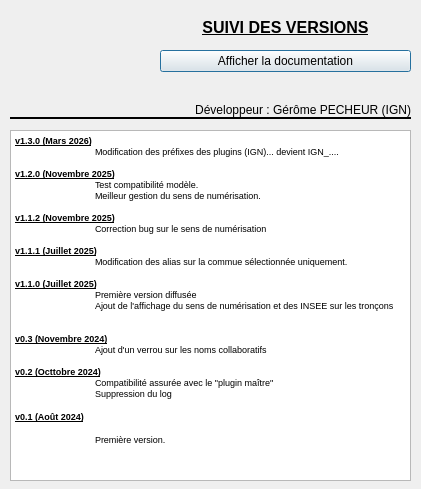
The window that aproposde.ui (IGNF/assistant-odonyme-qgis-plugin) describes before a commit, drawn with Qt 5.
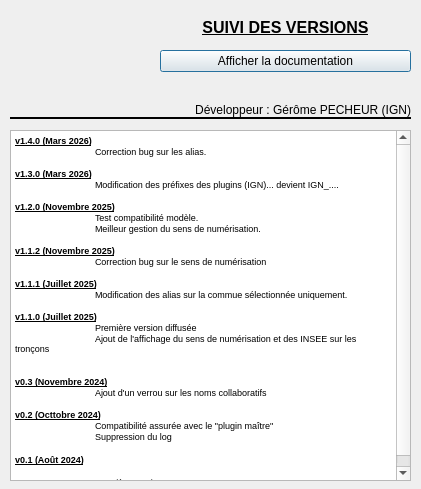
The same window after the commit. Icons and pictures are not drawn.

Commit message: correction bug issues : #10

The edit to the form file:
```diff
--- a/aproposde.ui
+++ b/aproposde.ui
@@ -119,6 +119,9 @@
 &lt;html&gt;&lt;head&gt;&lt;meta name=&quot;qrichtext&quot; content=&quot;1&quot; /&gt;&lt;style type=&quot;text/css&quot;&gt;
 p, li { white-space: pre-wrap; }
 &lt;/style&gt;&lt;/head&gt;&lt;body style=&quot; font-family:'MS Shell Dlg 2'; font-size:7.8pt; font-weight:400; font-style:normal;&quot;&gt;
+&lt;p style=&quot; margin-top:0px; margin-bottom:0px; margin-left:0px; margin-right:0px; -qt-block-indent:0; text-indent:0px;&quot;&gt;&lt;span style=&quot; font-size:7pt; font-weight:600; text-decoration: underline;&quot;&gt;v1.4.0 (Mars 2026)&lt;/span&gt;&lt;/p&gt;
+&lt;p style=&quot; margin-top:0px; margin-bottom:0px; margin-left:0px; margin-right:0px; -qt-block-indent:0; text-indent:0px;&quot;&gt;&lt;span style=&quot; font-size:7pt;&quot;&gt;	Correction bug sur les alias.&lt;/span&gt;&lt;/p&gt;
+&lt;p style=&quot;-qt-paragraph-type:empty; margin-top:0px; margin-bottom:0px; margin-left:0px; margin-right:0px; -qt-block-indent:0; text-indent:0px; font-size:7pt;&quot;&gt;&lt;br /&gt;&lt;/p&gt;
 &lt;p style=&quot; margin-top:0px; margin-bottom:0px; margin-left:0px; margin-right:0px; -qt-block-indent:0; text-indent:0px;&quot;&gt;&lt;span style=&quot; font-size:7pt; font-weight:600; text-decoration: underline;&quot;&gt;v1.3.0 (Mars 2026)&lt;/span&gt;&lt;/p&gt;
 &lt;p style=&quot; margin-top:0px; margin-bottom:0px; margin-left:0px; margin-right:0px; -qt-block-indent:0; text-indent:0px;&quot;&gt;&lt;span style=&quot; font-size:7pt;&quot;&gt;	Modification des préfixes des plugins (IGN)... devient IGN_....&lt;/span&gt;&lt;/p&gt;
 &lt;p style=&quot;-qt-paragraph-type:empty; margin-top:0px; margin-bottom:0px; margin-left:0px; margin-right:0px; -qt-block-indent:0; text-indent:0px; font-size:7pt;&quot;&gt;&lt;br /&gt;&lt;/p&gt;
```
The commit also changes 1 other file.
